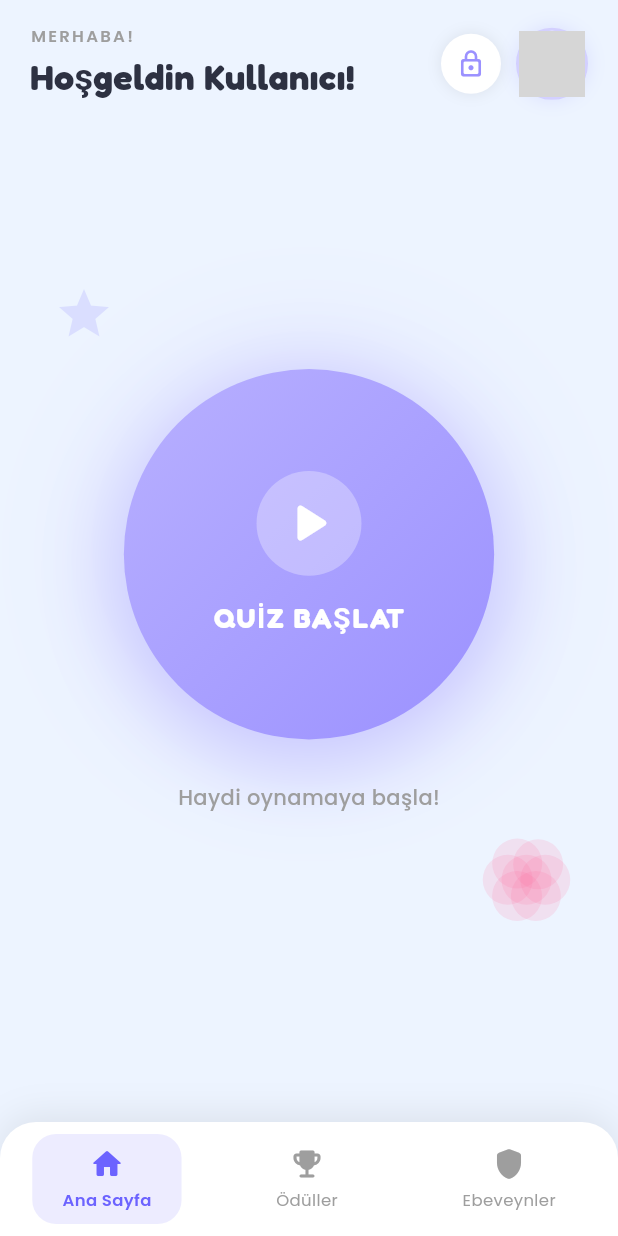
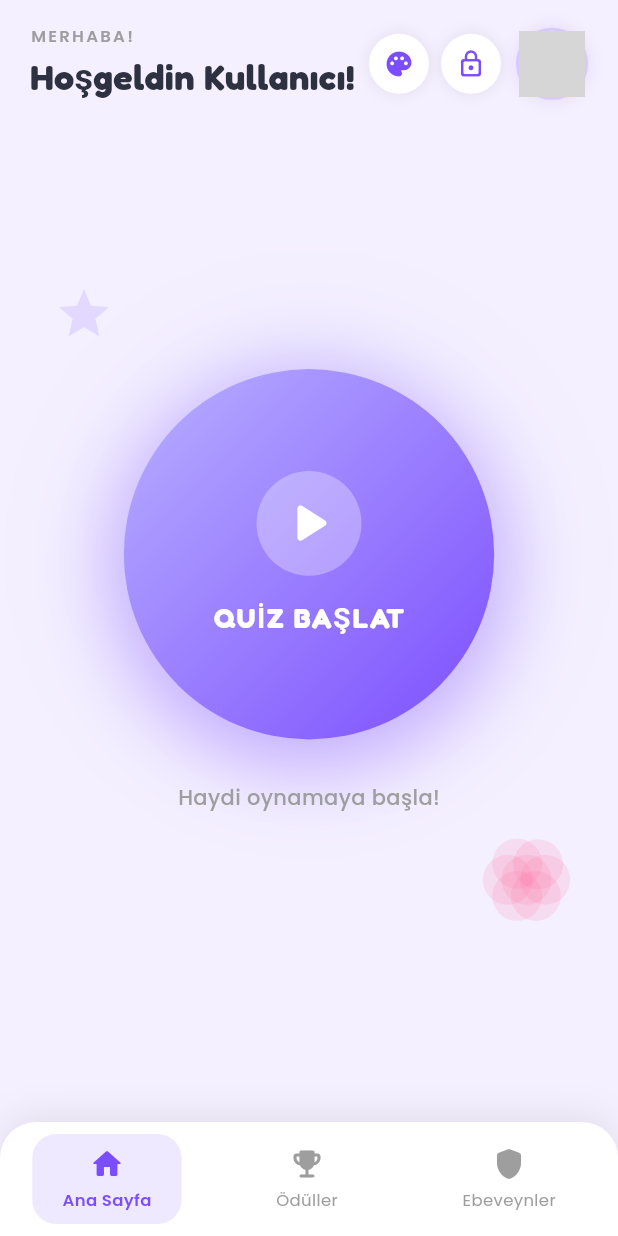
Before and after one commit to busetuna/BilBil, a Flutter app: the MainNavigation screen opened directly, on a phone screen of 412 x 824 dp. Run offline on Flutter 3.47's test engine with Material 3 defaults, Android fonts, the phone set to English and light mode, and no system bars; our stand-ins replace firebase_auth, firebase_core, fl_chart, flutter_tts, google_fonts, google_mobile_ads and 4 more; accounts and stored records are empty; grey boxes are pictures that could not be loaded.

Commit message:
temalar eklendi

```diff
--- a/lib/core/theme/app_colors.dart
+++ b/lib/core/theme/app_colors.dart
@@ -1,10 +1,15 @@
 import 'package:flutter/material.dart';
 
 class AppColors {
-  // Ana Renkler
-  static const Color primary = Color(0xFF6C63FF);
+  // Tema renkleri — ThemeService tarafından güncellenir
+  static Color primary = const Color(0xFF7C4DFF);
+  static Color primaryLight = const Color(0xFFB8B0FF);
+  static Color accent = const Color(0xFFB39DDB);
+  static Color background = const Color(0xFFF5F0FF);
+  static Color card = const Color(0xFFEDE7F6);
+
+  // Ana Renkler (sabit)
   static const Color secondary = Color(0xFFFF6B9D);
-  static const Color accent = Color(0xFFFFC857);
 
   // Gradient Renkler
   static const Color gradientStart = Color(0xFFE8F5FF);
@@ -22,8 +27,7 @@ class AppColors {
   static const Color textSecondary = Color(0xFF9E9E9E);
   static const Color textLight = Color(0xFFB0B0B0);
 
-  // Arka Plan Renkler
-  static const Color background = Color(0xFFFAFAFA);
+  // Arka Plan Renkler (sabit)
   static const Color surface = Color(0xFFFFFFFF);
   static const Color surfaceVariant = Color(0xFFF5F5F5);
 
--- a/lib/features/learning/presentations/screens/home_screen.dart
+++ b/lib/features/learning/presentations/screens/home_screen.dart
@@ -2,6 +2,8 @@ import 'package:flutter/material.dart';
 import 'package:google_fonts/google_fonts.dart';
 import 'package:provider/provider.dart';
 import '../../../../core/theme/app_colors.dart';
+import '../../../../services/theme/app_theme.dart';
+import '../../../../services/theme/theme_service.dart';
 import '../providers/auth_provider.dart';
 import 'quiz_screen.dart';
 import '../../../parent/screens/parent_pin_screen.dart';
@@ -17,6 +19,7 @@ class _HomeScreenState extends State<HomeScreen>
     with SingleTickerProviderStateMixin {
   late AnimationController _pulseController;
   late Animation<double> _pulseAnimation;
+  bool _showThemePicker = false;
 
   @override
   void initState() {
@@ -43,7 +46,7 @@ class _HomeScreenState extends State<HomeScreen>
     final userName = authProvider.currentUser?.name ?? 'Kullanıcı';
 
     return Scaffold(
-      backgroundColor: const Color(0xFFEDF4FF),
+      backgroundColor: AppColors.background,
       body: SafeArea(
         child: Padding(
           padding: const EdgeInsets.symmetric(horizontal: 20, vertical: 16),
@@ -52,6 +55,9 @@ class _HomeScreenState extends State<HomeScreen>
             children: [
               // Top bar
               _buildTopBar(userName),
+
+              // Tema seçici paneli
+              _buildThemePickerPanel(),
 
               Expanded(
                 child: Center(
@@ -136,6 +142,30 @@ class _HomeScreenState extends State<HomeScreen>
         ),
         Row(
           children: [
+            // Tema seçici butonu
+            GestureDetector(
+              onTap: () => setState(() => _showThemePicker = !_showThemePicker),
+              child: AnimatedContainer(
+                duration: const Duration(milliseconds: 200),
+                width: 40,
+                height: 40,
+                decoration: BoxDecoration(
+                  shape: BoxShape.circle,
+                  color: _showThemePicker
+                      ? AppColors.primary.withOpacity(0.12)
+                      : Colors.white,
+                  boxShadow: [
+                    BoxShadow(
+                      color: Colors.black.withOpacity(0.08),
+                      blurRadius: 8,
+                    ),
+                  ],
+                ),
+                child: Icon(Icons.palette_rounded,
+                    size: 20, color: AppColors.primary),
+              ),
+            ),
+            const SizedBox(width: 8),
             GestureDetector(
               onTap: () => Navigator.push(
                 context,
@@ -154,8 +184,8 @@ class _HomeScreenState extends State<HomeScreen>
                     ),
                   ],
                 ),
-                child: const Icon(Icons.lock_outline_rounded,
-                    size: 20, color: Color(0xFF9B91FF)),
+                child: Icon(Icons.lock_outline_rounded,
+                    size: 20, color: AppColors.primary),
               ),
             ),
             const SizedBox(width: 10),
@@ -195,6 +225,88 @@ class _HomeScreenState extends State<HomeScreen>
     );
   }
 
+  Widget _buildThemePickerPanel() {
+    return AnimatedSize(
+      duration: const Duration(milliseconds: 250),
+      curve: Curves.easeInOut,
+      child: _showThemePicker
+          ? _buildThemeSelector(context)
+          : const SizedBox.shrink(),
+    );
+  }
+
+  Widget _buildThemeSelector(BuildContext context) {
+    final themeService = context.watch<ThemeService>();
+    return Container(
+      margin: const EdgeInsets.only(top: 8, bottom: 4),
+      padding: const EdgeInsets.symmetric(vertical: 12, horizontal: 16),
+      decoration: BoxDecoration(
+        color: Colors.white,
+        borderRadius: BorderRadius.circular(20),
+        boxShadow: [
+          BoxShadow(
+            color: Colors.black.withOpacity(0.07),
+            blurRadius: 12,
+            offset: const Offset(0, 4),
+          ),
+        ],
+      ),
+      child: Column(
+        mainAxisSize: MainAxisSize.min,
+        children: [
+          Text(
+            'Tema Seç',
+            style: GoogleFonts.poppins(
+              fontSize: 12,
+              fontWeight: FontWeight.w600,
+              color: AppColors.textSecondary,
+            ),
+          ),
+          const SizedBox(height: 10),
+          Row(
+            mainAxisAlignment: MainAxisAlignment.center,
+            children: AppTheme.all.map((theme) {
+              final isSelected = themeService.current.id == theme.id;
+              return GestureDetector(
+                onTap: () {
+                  themeService.setTheme(theme);
+                  setState(() => _showThemePicker = false);
+                },
+                child: AnimatedContainer(
+                  duration: const Duration(milliseconds: 200),
+                  margin: const EdgeInsets.symmetric(horizontal: 10),
+                  width: isSelected ? 44 : 36,
+                  height: isSelected ? 44 : 36,
+                  decoration: BoxDecoration(
+                    shape: BoxShape.circle,
+                    color: theme.primary,
+                    border: isSelected
+                        ? Border.all(color: Colors.white, width: 3)
+                        : null,
+                    boxShadow: [
+                      BoxShadow(
+                        color: theme.primary.withOpacity(isSelected ? 0.5 : 0.2),
+                        blurRadius: isSelected ? 14 : 6,
+                        spreadRadius: isSelected ? 2 : 0,
+                      ),
+                    ],
+                  ),
+                  child: Center(
+                    child: isSelected
+                        ? const Icon(Icons.check_rounded,
+                            color: Colors.white, size: 18)
+                        : Text(theme.emoji,
+                            style: const TextStyle(fontSize: 16)),
+                  ),
+                ),
+              );
+            }).toList(),
+          ),
+        ],
+      ),
+    );
+  }
+
   Widget _buildQuizButton() {
     return GestureDetector(
       onTap: () {
@@ -218,23 +330,23 @@ class _HomeScreenState extends State<HomeScreen>
           height: 240,
           decoration: BoxDecoration(
             shape: BoxShape.circle,
-            gradient: const LinearGradient(
+            gradient: LinearGradient(
               begin: Alignment.topLeft,
               end: Alignment.bottomRight,
               colors: [
-                Color(0xFFB8B0FF), // soft lavender
-                Color(0xFF9B91FF), // slightly deeper purple
+                AppColors.primaryLight,
+                AppColors.primary,
               ],
             ),
             boxShadow: [
               BoxShadow(
-                color: const Color(0xFF9B91FF).withOpacity(0.4),
+                color: AppColors.primary.withOpacity(0.4),
                 blurRadius: 40,
                 spreadRadius: 8,
                 offset: const Offset(0, 10),
               ),
               BoxShadow(
-                color: const Color(0xFFB8B0FF).withOpacity(0.2),
+                color: AppColors.primaryLight.withOpacity(0.2),
                 blurRadius: 70,
                 spreadRadius: 15,
               ),
--- a/lib/features/learning/presentations/screens/main_navigation.dart
+++ b/lib/features/learning/presentations/screens/main_navigation.dart
@@ -26,7 +26,7 @@ class _MainNavigationState extends State<MainNavigation> {
   @override
   Widget build(BuildContext context) {
     return Scaffold(
-      backgroundColor: const Color(0xFFEDF4FF),
+      backgroundColor: AppColors.background,
       body: _screens[_currentIndex],
       bottomNavigationBar: _buildBottomNav(),
     );
@@ -116,7 +116,7 @@ class _RewardsScreen extends StatelessWidget {
             active != null ? service.puzzlePiecesFor(active.id) : 0;
 
         return Scaffold(
-          backgroundColor: const Color(0xFFEDF4FF),
+          backgroundColor: AppColors.background,
           body: CustomScrollView(
             slivers: [
               // ── Üst banner (SliverAppBar) ───────────────────────────────
--- a/lib/features/learning/presentations/screens/splash_screen.dart
+++ b/lib/features/learning/presentations/screens/splash_screen.dart
@@ -213,7 +213,7 @@ class _SplashScreenState extends State<SplashScreen>
                   const SizedBox(height: 32),
 
                   // Title
-                  const Text(
+                  Text(
                     'Bilbil',
                     style: TextStyle(
                       fontSize: 64,
@@ -372,7 +372,7 @@ class _SplashScreenState extends State<SplashScreen>
                   'assets/images/giris_bilbil.png',
                   fit: BoxFit.cover,  // contain yerine cover kullan
                   errorBuilder: (context, error, stackTrace) {
-                    return const Icon(
+                    return Icon(
                       Icons.flutter_dash,
                       size: 120,
                       color: AppColors.primary,
--- /dev/null
+++ b/lib/services/theme/app_theme.dart
@@ -0,0 +1,69 @@
+import 'package:flutter/material.dart';
+
+class AppTheme {
+  final String id;
+  final String name;
+  final String emoji;
+  final Color background;
+  final Color primary;
+  final Color primaryLight;
+  final Color accent;
+  final Color card;
+
+  const AppTheme({
+    required this.id,
+    required this.name,
+    required this.emoji,
+    required this.background,
+    required this.primary,
+    required this.primaryLight,
+    required this.accent,
+    required this.card,
+  });
+
+  static const lavender = AppTheme(
+    id: 'lavender',
+    name: 'Lavanta',
+    emoji: '💜',
+    background: Color(0xFFF5F0FF),
+    primary: Color(0xFF7C4DFF),
+    primaryLight: Color(0xFFB8B0FF),
+    accent: Color(0xFFB39DDB),
+    card: Color(0xFFEDE7F6),
+  );
+
+  static const cotton = AppTheme(
+    id: 'cotton',
+    name: 'Pembe',
+    emoji: '🩷',
+    background: Color(0xFFFFF0F5),
+    primary: Color(0xFFFF6B9D),
+    primaryLight: Color(0xFFFFB3D1),
+    accent: Color(0xFFFFB3D1),
+    card: Color(0xFFFFE4EF),
+  );
+
+  static const sunny = AppTheme(
+    id: 'sunny',
+    name: 'Güneşli',
+    emoji: '🧡',
+    background: Color(0xFFFFF8F0),
+    primary: Color(0xFFFF8C42),
+    primaryLight: Color(0xFFFFCC80),
+    accent: Color(0xFFFFB347),
+    card: Color(0xFFFFF0E0),
+  );
+
+  static const mint = AppTheme(
+    id: 'mint',
+    name: 'Nane',
+    emoji: '💚',
+    background: Color(0xFFF0FFF8),
+    primary: Color(0xFF4CAF82),
+    primaryLight: Color(0xFF80CBC4),
+    accent: Color(0xFF80CBC4),
+    card: Color(0xFFE0F7F0),
+  );
+
+  static const List<AppTheme> all = [lavender, cotton, sunny, mint];
+}
```
Also changed, not shown: lib/core/theme/app_theme.dart (+4 -4 lines), lib/main.dart (+24 -16 lines), lib/services/theme/theme_service.dart (added, +40 -0 lines), tema.txt (added, +20 -0 lines), 1 other file.
